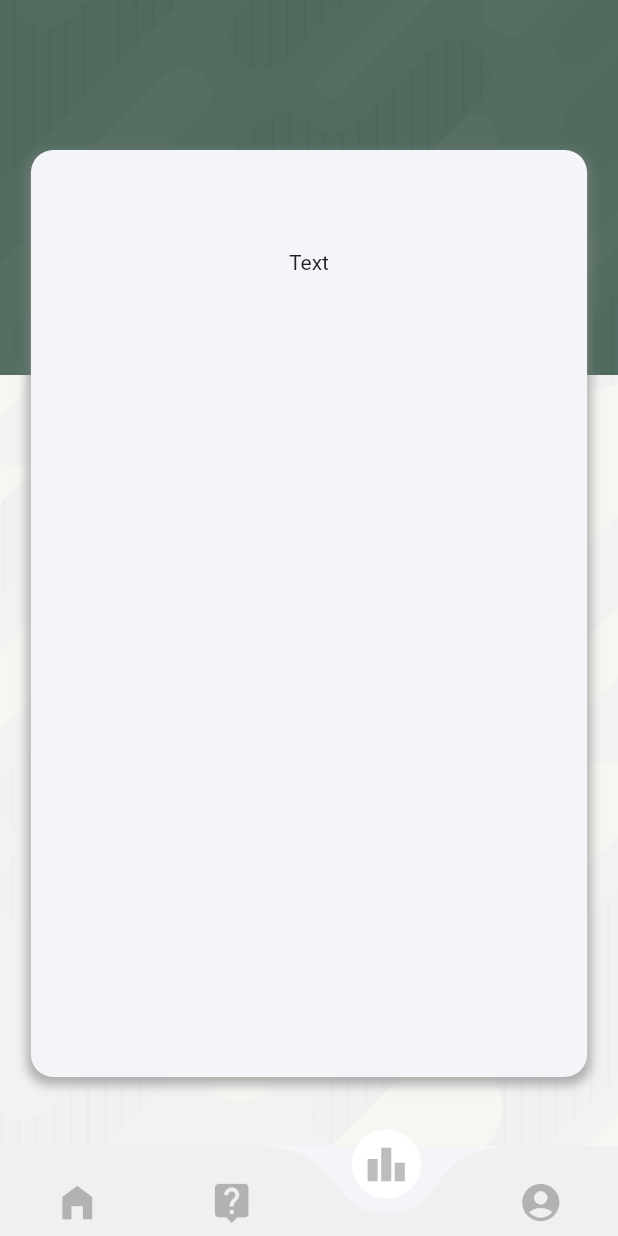
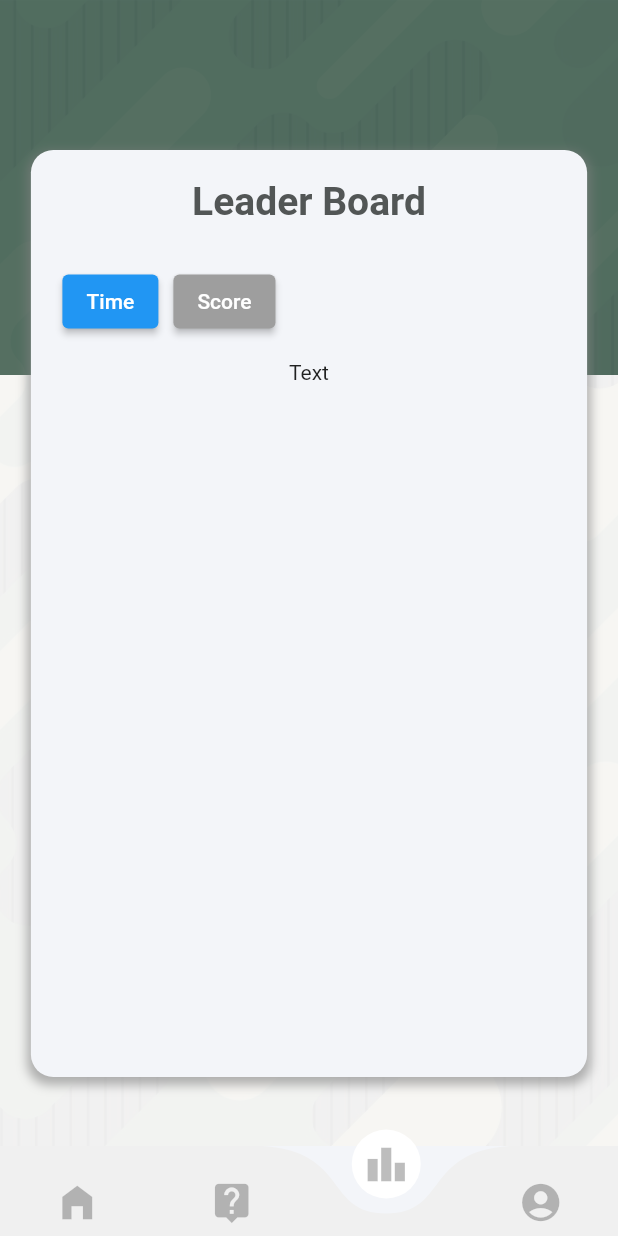
Before and after one commit to zerocrazy65/Tactical-Application, a Flutter app: the screen it shows once a user with an empty profile is signed in, item 3 of the bottom bar chosen, on a phone screen of 412 x 824 dp. Run offline on Flutter 3.47's test engine with Material 2 defaults, Android fonts, the phone set to English and light mode, and no system bars; drawn by our look-alikes of curved_navigation_bar; our stand-ins replace cloud_firestore, firebase_auth, firebase_core, firebase_database, google_fonts, loading_animation_widget; accounts and stored records are empty; Roboto replaces fonts that are missing (Jura).

Commit message:
change time format and selector in leader board

```diff
--- a/lib/components/scoreData.dart
+++ b/lib/components/scoreData.dart
@@ -5,8 +5,37 @@ import '../database/auth.dart';
 import '../database/scoreDb.dart';
 import 'widget/loading.dart';
 
-class scoreDataList extends StatelessWidget {
+class ScoreDataList extends StatefulWidget {
+  const ScoreDataList({Key? key}) : super(key: key);
+
+  @override
+  _ScoreDataListState createState() => _ScoreDataListState();
+}
+
+class _ScoreDataListState extends State<ScoreDataList> {
+  String selectedButton = 'Time'; // initially set to 'Score'
   final User? user = Auth().currentUser;
+  bool _isScoreActive = false; // initially Time button is active
+  bool _isTimeActive = true; // initially Time button is active
+  void _toggleButton(bool isTime) {
+    setState(() {
+      if (isTime) {
+        _isScoreActive = true;
+        _isTimeActive = false;
+        selectedButton = 'Score';
+      } else {
+        _isScoreActive = false;
+        _isTimeActive = true;
+        selectedButton = 'Time';
+      }
+    });
+  }
+
+  String formatTime(int minutes) {
+    int hours = (minutes / 60).floor();
+    int min = minutes % 60;
+    return '$hours : ${min < 10 ? '0' : ''}$min';
+  }
 
   @override
   Widget build(BuildContext context) {
@@ -14,7 +43,7 @@ class scoreDataList extends StatelessWidget {
       slivers: [
         SliverAppBar(
           title: Text(
-            user?.email ?? 'user email',
+            'Leader Board',
             style: FontTheme.headerText,
           ),
           centerTitle: true,
@@ -23,8 +52,42 @@ class scoreDataList extends StatelessWidget {
         ),
         SliverList(
           delegate: SliverChildListDelegate([
-            const SizedBox(
-              height: 5,
+            Padding(
+              padding: const EdgeInsets.all(15.0),
+              child: Row(
+                children: [
+                  ElevatedButton(
+                    onPressed: () => {
+                      _toggleButton(false),
+                    },
+                    style: ElevatedButton.styleFrom(
+                      backgroundColor:
+                          _isTimeActive ? Colors.blue : Colors.grey,
+                    ),
+                    child: const Text(
+                      'Time',
+                      style: TextStyle(color: Colors.white),
+                    ),
+                  ),
+                  const SizedBox(
+                    width: 10,
+                  ),
+                  ElevatedButton(
+                    onPressed: () => {
+                      _toggleButton(true),
+                      selectedButton = 'Score',
+                    },
+                    style: ElevatedButton.styleFrom(
+                      backgroundColor:
+                          _isScoreActive ? Colors.blue : Colors.grey,
+                    ),
+                    child: const Text(
+                      'Score',
+                      style: TextStyle(color: Colors.white),
+                    ),
+                  ),
+                ],
+              ),
             ),
             FutureBuilder<List<Map<String, dynamic>>>(
               future: DataService.fetchData(),
@@ -43,6 +106,17 @@ class scoreDataList extends StatelessWidget {
                     Text('Text'),
                   ]);
                 }
+                snapshot.data!.sort((a, b) {
+                  if (selectedButton == 'Score') {
+                    print(selectedButton);
+                    return b['Score'].compareTo(
+                        a['Score']); // sort by score in descending order
+                  } else {
+                    print(selectedButton);
+                    return a['Time'].compareTo(
+                        b['Time']); // sort by time in ascending order
+                  }
+                });
                 return Column(
                   children: snapshot.data!.map((data) {
                     return ListTile(
@@ -63,13 +137,21 @@ class scoreDataList extends StatelessWidget {
                           mainAxisAlignment: MainAxisAlignment.spaceBetween,
                           children: [
                             Text(
-                              data['Time'].toString(),
+                              data['Email'].toString(),
                               style: FontTheme.regularText,
                             ),
-                            Text(
-                              data['Score'].toString(),
-                              style: FontTheme.regularText,
-                            ),
+                            if (_isTimeActive)
+                              Text(
+                                formatTime(
+                                  data['Time'],
+                                ),
+                                style: FontTheme.regularText,
+                              ),
+                            if (_isScoreActive)
+                              Text(
+                                data['Score'].toString(),
+                                style: FontTheme.regularText,
+                              ),
                           ],
                         ),
                       ),
--- a/lib/database/scoreDb.dart
+++ b/lib/database/scoreDb.dart
@@ -5,10 +5,7 @@ class DataService {
 
   static Future<List<Map<String, dynamic>>> fetchData() async {
     try {
-      final querySnapshot = await _firestore
-          .collection('TestData')
-          .orderBy('Score', descending: true)
-          .get();
+      final querySnapshot = await _firestore.collection('TestData').get();
       final List<DocumentSnapshot> documents = querySnapshot.docs;
       return documents
           .map((doc) => doc.data() as Map<String, dynamic>)
--- a/lib/screens/scoreboard.dart
+++ b/lib/screens/scoreboard.dart
@@ -1,6 +1,4 @@
-import 'package:firebase_auth/firebase_auth.dart';
 import 'package:flutter/material.dart';
-import 'package:tacticle_app/database/auth.dart';
 import 'package:tacticle_app/models/style.dart';
 import '../components/scoreData.dart';
 
@@ -35,7 +33,7 @@ class _ScoreboardPageState extends State<ScoreboardPage> {
                     offset: Offset(0, 3),
                   )
                 ]),
-            child: scoreDataList(),
+            child: ScoreDataList(),
           ),
         ],
       ),
--- a/lib/screens/traningPage.dart
+++ b/lib/screens/traningPage.dart
@@ -28,7 +28,7 @@ class _TrainingPageState extends State<TrainingPage> {
 
   void _updateScore(int newStatus) {
     _scoreRef.child('status').set(newStatus);
-    _scoreRef.child('name').set(user?.email ?? 'user email');
+    _scoreRef.child('email').set(user?.email ?? 'user email');
   }
 
   @override
```
